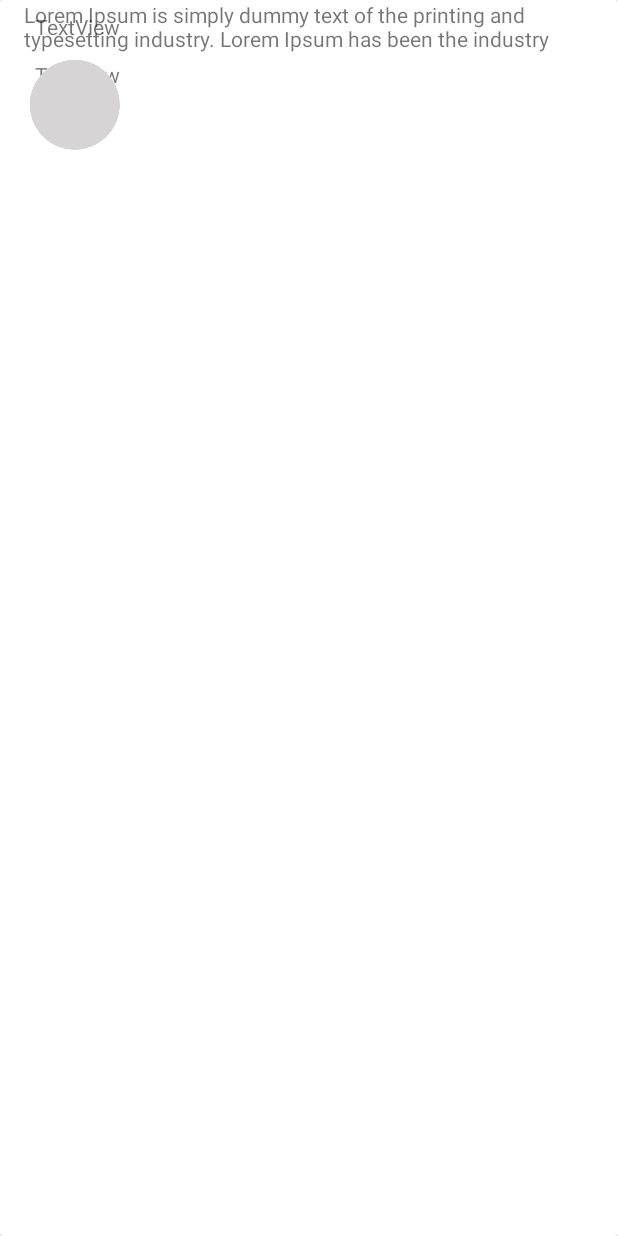
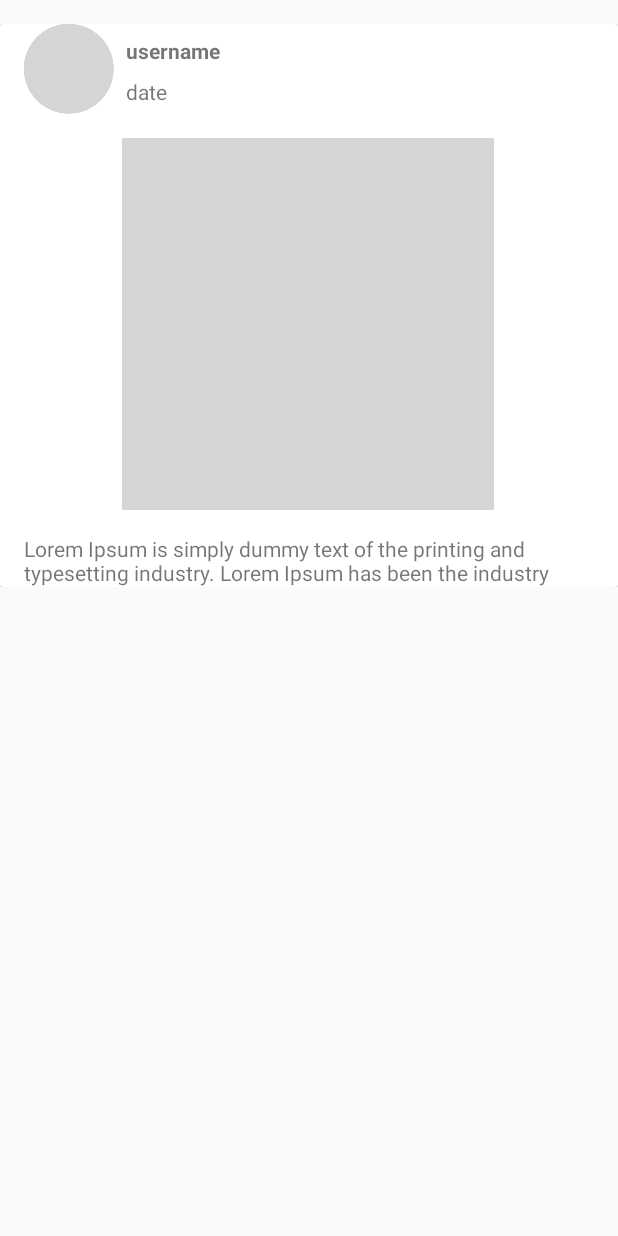
Before and after one commit to BionikMlc/project2v001, an Android app: the layout blog_post_item.xml on its own in the app's theme, with its tools: preview values and no code run, on a phone screen of 412 x 824 dp. Run offline under Robolectric (Android 15) with nearby library versions, the phone set to English and light mode, and no system bars.

Commit message:
post description
set up adapter for posts
post description can now be retrieved from database

```diff
--- a/app/build.gradle
+++ b/app/build.gradle
@@ -35,8 +35,8 @@ dependencies {
     implementation 'com.github.bumptech.glide:glide:4.11.0'
     implementation 'com.firebaseui:firebase-ui-storage:6.2.0'
     implementation 'androidx.appcompat:appcompat:1.0.0'
-    //noinspection GradleCompatible
-    implementation 'com.android.support:cardview-v7:28.0.0'
+//    //noinspection GradleCompatible
+//    implementation 'com.android.support:cardview-v7:28.0.0'
     implementation 'androidx.constraintlayout:constraintlayout:1.1.3'
     implementation 'androidx.legacy:legacy-support-v4:1.0.0'
     annotationProcessor 'com.github.bumptech.glide:compiler:4.11.0'
--- a/app/src/main/res/layout/blog_post_item.xml
+++ b/app/src/main/res/layout/blog_post_item.xml
@@ -3,60 +3,80 @@
     xmlns:app="http://schemas.android.com/apk/res-auto"
     xmlns:tools="http://schemas.android.com/tools"
     android:layout_width="match_parent"
-    android:layout_height="match_parent">
+    android:layout_height="wrap_content"
+    android:layout_marginTop="16dp">
 
     <androidx.cardview.widget.CardView
         android:id="@+id/cardView"
         android:layout_width="match_parent"
-        android:layout_height="0dp"
-        app:layout_constraintBottom_toBottomOf="parent"
+        android:layout_height="wrap_content"
         app:layout_constraintEnd_toEndOf="parent"
         app:layout_constraintStart_toStartOf="parent"
         app:layout_constraintTop_toTopOf="parent">
 
+        <androidx.constraintlayout.widget.ConstraintLayout
+            android:layout_width="match_parent"
+            android:layout_height="match_parent">
+
             <TextView
-            android:id="@+id/textView5"
+                android:id="@+id/post_desc"
                 android:layout_width="wrap_content"
                 android:layout_height="wrap_content"
+                android:layout_marginTop="16dp"
                 android:paddingLeft="16dp"
                 android:text="TextView"
+                app:layout_constraintEnd_toEndOf="parent"
+                app:layout_constraintStart_toStartOf="parent"
+                app:layout_constraintTop_toBottomOf="@+id/post_img"
                 tools:text="Lorem Ipsum is simply dummy text of the printing and typesetting industry. Lorem Ipsum has been the industry" />
 
             <TextView
-            android:id="@+id/textView4"
+                android:id="@+id/user_name"
                 android:layout_width="wrap_content"
                 android:layout_height="wrap_content"
-            android:layout_marginStart="23dp"
-            android:layout_marginLeft="23dp"
+                android:layout_marginStart="8dp"
+                android:layout_marginLeft="8dp"
                 android:layout_marginTop="8dp"
-            android:text="TextView"
+                android:text="username"
+                android:textStyle="bold"
+                app:layout_constraintStart_toEndOf="@+id/user_img"
+                app:layout_constraintTop_toTopOf="parent"
                 tools:text="@tools:sample/last_names" />
 
-        <TextView
-            android:id="@+id/textView3"
-            android:layout_width="wrap_content"
+            <ImageView
+                android:id="@+id/post_img"
+                android:layout_width="248dp"
                 android:layout_height="wrap_content"
-            android:layout_marginStart="23dp"
-            android:layout_marginLeft="23dp"
-            android:layout_marginTop="40dp"
-            android:text="TextView"
-            tools:text="@tools:sample/date/hhmmss" />
-
-        <ImageView
-            android:id="@+id/imageView3"
-            android:layout_width="0dp"
-            android:layout_height="wrap_content"
-            android:layout_marginTop="32dp"
+                android:layout_marginTop="16dp"
+                app:layout_constraintEnd_toEndOf="parent"
+                app:layout_constraintHorizontal_bias="0.496"
+                app:layout_constraintStart_toStartOf="parent"
+                app:layout_constraintTop_toBottomOf="@+id/user_img"
                 app:srcCompat="@drawable/post_img_book_placeholder" />
 
             <ImageView
-            android:id="@+id/imageView2"
+                android:id="@+id/user_img"
                 android:layout_width="wrap_content"
                 android:layout_height="wrap_content"
-            android:layout_marginStart="20dp"
-            android:layout_marginLeft="20dp"
-            android:layout_marginTop="40dp"
+                android:layout_marginStart="16dp"
+                android:layout_marginLeft="16dp"
+                app:layout_constraintStart_toStartOf="parent"
+                app:layout_constraintTop_toTopOf="parent"
                 app:srcCompat="@drawable/post_img_user_placeholder" />
+
+            <TextView
+                android:id="@+id/post_date"
+                android:layout_width="wrap_content"
+                android:layout_height="wrap_content"
+                android:layout_marginStart="8dp"
+                android:layout_marginLeft="8dp"
+                android:layout_marginTop="8dp"
+                android:text="date "
+                app:layout_constraintStart_toEndOf="@+id/user_img"
+                app:layout_constraintTop_toBottomOf="@+id/user_name"
+                tools:text="@tools:sample/date/hhmmss" />
+        </androidx.constraintlayout.widget.ConstraintLayout>
+
     </androidx.cardview.widget.CardView>
 
 </androidx.constraintlayout.widget.ConstraintLayout>
```
Also changed, not shown: app/src/main/java/com/example/project2v001/blog_post_module/Post.java (added, +62 -0 lines), app/src/main/java/com/example/project2v001/blog_post_module/PostAdapter.java (added, +65 -0 lines), app/src/main/java/com/example/project2v001/bottom_nav_ui/HomeFragment.java (+43 -4 lines), app/src/main/res/layout/fragment_home.xml (+3 -5 lines), 54 other files. Lines whose indentation alone changed are shown as unchanged.
